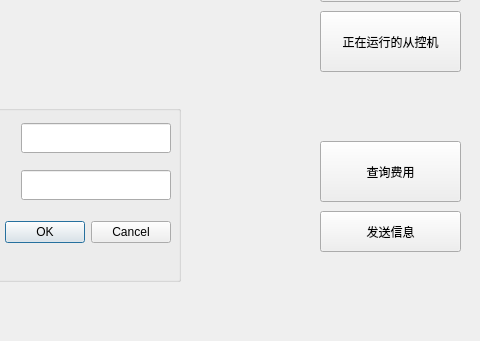
Qt form SEMpro1/widget.ui (VoidHaruhi/Air-Conditioning-BUPT) before a commit; both pictures show x 720 to 1200 and y 559 to 900 of the 1200 by 900 pixel window.
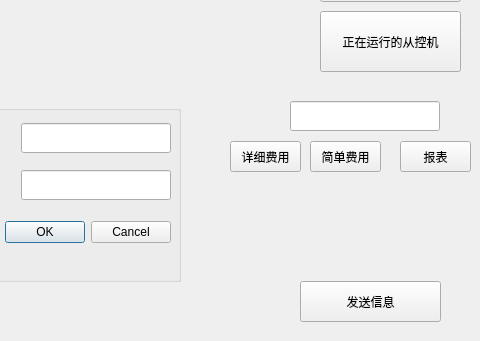
The same form after that commit.

Patch:
```diff
--- a/SEMpro1/widget.ui
+++ b/SEMpro1/widget.ui
@@ -42,21 +42,21 @@
   <widget class="QPushButton" name="Cost">
    <property name="geometry">
     <rect>
-     <x>1040</x>
+     <x>1030</x>
      <y>700</y>
-     <width>141</width>
-     <height>61</height>
+     <width>71</width>
+     <height>31</height>
     </rect>
    </property>
    <property name="text">
-    <string>查询费用</string>
+    <string>简单费用</string>
    </property>
   </widget>
   <widget class="QPushButton" name="sendMsg_btn">
    <property name="geometry">
     <rect>
-     <x>1040</x>
-     <y>770</y>
+     <x>1020</x>
+     <y>840</y>
      <width>141</width>
      <height>41</height>
     </rect>
@@ -490,6 +490,60 @@
     </layout>
    </widget>
   </widget>
+  <widget class="QPushButton" name="detailCost_btn">
+   <property name="geometry">
+    <rect>
+     <x>950</x>
+     <y>700</y>
+     <width>71</width>
+     <height>31</height>
+    </rect>
+   </property>
+   <property name="text">
+    <string>详细费用</string>
+   </property>
+  </widget>
+  <widget class="QLineEdit" name="cost_roomId_lEdit">
+   <property name="geometry">
+    <rect>
+     <x>1010</x>
+     <y>660</y>
+     <width>150</width>
+     <height>30</height>
+    </rect>
+   </property>
+   <property name="sizePolicy">
+    <sizepolicy hsizetype="Fixed" vsizetype="Fixed">
+     <horstretch>0</horstretch>
+     <verstretch>0</verstretch>
+    </sizepolicy>
+   </property>
+   <property name="minimumSize">
+    <size>
+     <width>150</width>
+     <height>30</height>
+    </size>
+   </property>
+   <property name="maximumSize">
+    <size>
+     <width>150</width>
+     <height>30</height>
+    </size>
+   </property>
+  </widget>
+  <widget class="QPushButton" name="report_btn">
+   <property name="geometry">
+    <rect>
+     <x>1120</x>
+     <y>700</y>
+     <width>71</width>
+     <height>31</height>
+    </rect>
+   </property>
+   <property name="text">
+    <string>报表</string>
+   </property>
+  </widget>
  </widget>
  <resources/>
  <connections/>
```
Left out of the diff: 2 changed lines with no effect on the pictures.
